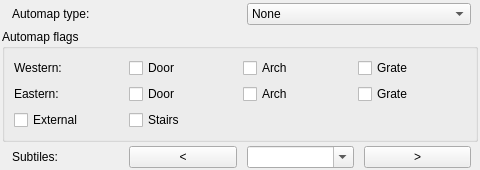
Old version of the form source/leveltabtilewidget.ui in the repository pionere/d1-graphics-tool.
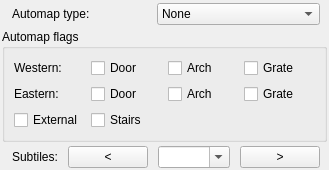
New version of the form.

The edit to the form file:
```diff
--- a/source/leveltabtilewidget.ui
+++ b/source/leveltabtilewidget.ui
@@ -2,20 +2,6 @@
 <ui version="4.0">
  <class>LevelTabTileWidget</class>
  <widget class="QWidget" name="LevelTabTileWidget">
-  <property name="geometry">
-   <rect>
-    <x>0</x>
-    <y>0</y>
-    <width>480</width>
-    <height>160</height>
-   </rect>
-  </property>
-  <property name="sizePolicy">
-   <sizepolicy hsizetype="Minimum" vsizetype="Preferred">
-    <horstretch>0</horstretch>
-    <verstretch>0</verstretch>
-   </sizepolicy>
-  </property>
   <layout class="QVBoxLayout" name="verticalLayout_0">
    <property name="spacing">
     <number>4</number>
```
